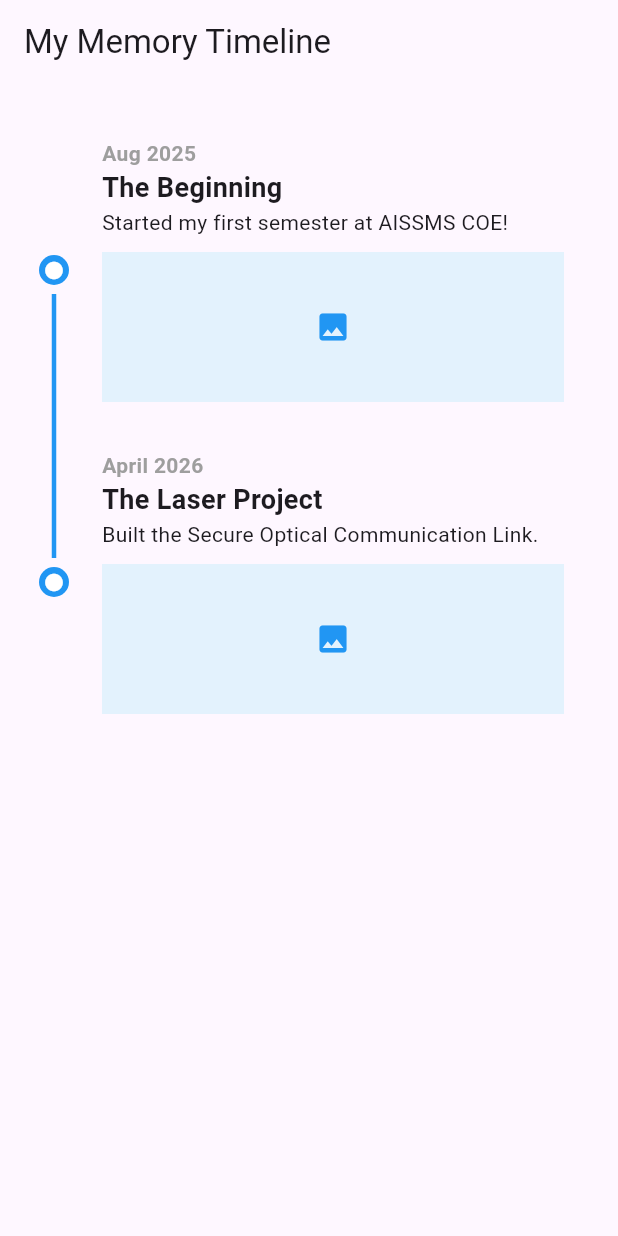
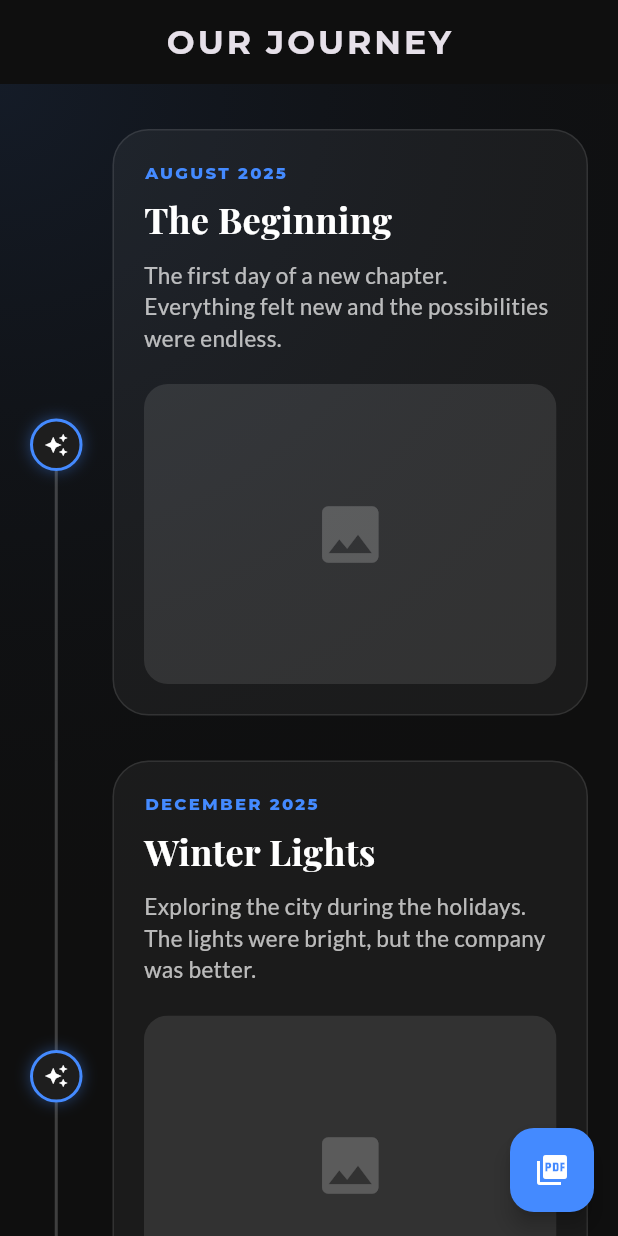
Before and after one commit to omsapate23/memorytimeline, a Flutter app: the screen it shows after launch, on a phone screen of 412 x 824 dp. Run offline on Flutter 3.47's test engine with Material 3 defaults, Android fonts, the phone set to English and light mode, and no system bars; drawn by our look-alikes of timeline_tile; our stand-ins replace google_fonts.

Commit message:
minor changes in main and pubspec

```diff
--- a/lib/main.dart
+++ b/lib/main.dart
@@ -1,35 +1,183 @@
 import 'package:flutter/material.dart';
 import 'package:timeline_tile/timeline_tile.dart';
+import 'package:google_fonts/google_fonts.dart';
 
-void main() => runApp(const MemoryApp());
+void main() {
+  runApp(const MemoryTimelineApp());
+}
 
-class MemoryApp extends StatelessWidget {
-  const MemoryApp({super.key});
+class MemoryTimelineApp extends StatelessWidget {
+  const MemoryTimelineApp({super.key});
 
   @override
   Widget build(BuildContext context) {
     return MaterialApp(
       debugShowCheckedModeBanner: false,
-      home: Scaffold(
-        appBar: AppBar(title: const Text("My Memory Timeline")),
-        body: ListView(
-          padding: const EdgeInsets.all(20),
+      title: 'Memory Timeline',
+      theme: ThemeData(
+        brightness: Brightness.dark,
+        primarySwatch: Colors.blue,
+        scaffoldBackgroundColor: const Color(0xFF0F0F0F), // Deep black
+      ),
+      home: const TimelinePage(),
+    );
+  }
+}
+
+class TimelinePage extends StatelessWidget {
+  const TimelinePage({super.key});
+
+  @override
+  Widget build(BuildContext context) {
+    return Scaffold(
+      appBar: AppBar(
+        title: Text(
+          "OUR JOURNEY",
+          style: GoogleFonts.montserrat(letterSpacing: 2, fontWeight: FontWeight.bold),
+        ),
+        centerTitle: true,
+        backgroundColor: Colors.transparent,
+        elevation: 0,
+      ),
+      body: Container(
+        decoration: BoxDecoration(
+          gradient: RadialGradient(
+            center: Alignment.topLeft,
+            radius: 1.5,
+            colors: [
+              Colors.blueAccent.withOpacity(0.1),
+              Colors.transparent,
+            ],
+          ),
+        ),
+        child: ListView(
+          padding: const EdgeInsets.symmetric(horizontal: 20, vertical: 30),
           children: [
-            // First Node
-            MemoryTile(
+            const PremiumMemoryTile(
               isFirst: true,
               isLast: false,
+              date: "AUGUST 2025",
               title: "The Beginning",
-              note: "Started my first semester at AISSMS COE!",
-              date: "Aug 2025",
+              note: "The first day of a new chapter. Everything felt new and the possibilities were endless.",
             ),
-            // Second Node
-            MemoryTile(
+            const PremiumMemoryTile(
+              isFirst: false,
+              isLast: false,
+              date: "DECEMBER 2025",
+              title: "Winter Lights",
+              note: "Exploring the city during the holidays. The lights were bright, but the company was better.",
+            ),
+            const PremiumMemoryTile(
               isFirst: false,
               isLast: true,
-              title: "The Laser Project",
-              note: "Built the Secure Optical Communication Link.",
-              date: "April 2026",
+              date: "APRIL 2026",
+              title: "Project Milestone",
+              note: "Finally finished the prototype. Hard work pays off when you see the final result.",
+            ),
+          ],
+        ),
+      ),
+      floatingActionButton: FloatingActionButton(
+        onPressed: () {
+          // This is where we will eventually trigger the PDF generation
+          ScaffoldMessenger.of(context).showSnackBar(
+            const SnackBar(content: Text("PDF Generation coming soon!")),
+          );
+        },
+        backgroundColor: Colors.blueAccent,
+        child: const Icon(Icons.picture_as_pdf, color: Colors.white),
+      ),
+    );
+  }
+}
+
+class PremiumMemoryTile extends StatelessWidget {
+  final bool isFirst;
+  final bool isLast;
+  final String date;
+  final String title;
+  final String note;
+
+  const PremiumMemoryTile({
+    super.key,
+    required this.isFirst,
+    required this.isLast,
+    required this.date,
+    required this.title,
+    required this.note,
+  });
+
+  @override
+  Widget build(BuildContext context) {
+    return TimelineTile(
+      isFirst: isFirst,
+      isLast: isLast,
+      beforeLineStyle: LineStyle(color: Colors.white.withOpacity(0.2), thickness: 2),
+      indicatorStyle: IndicatorStyle(
+        width: 35,
+        height: 35,
+        indicator: Container(
+          decoration: BoxDecoration(
+            color: const Color(0xFF1E1E1E),
+            shape: BoxShape.circle,
+            border: Border.all(color: Colors.blueAccent, width: 2),
+            boxShadow: [
+              BoxShadow(color: Colors.blueAccent.withOpacity(0.4), blurRadius: 8)
+            ],
+          ),
+          child: const Icon(Icons.auto_awesome, color: Colors.white, size: 16),
+        ),
+      ),
+      endChild: Container(
+        margin: const EdgeInsets.only(left: 20, bottom: 30),
+        padding: const EdgeInsets.all(20),
+        decoration: BoxDecoration(
+          color: Colors.white.withOpacity(0.05),
+          borderRadius: BorderRadius.circular(24),
+          border: Border.all(color: Colors.white.withOpacity(0.1)),
+        ),
+        child: Column(
+          crossAxisAlignment: CrossAxisAlignment.start,
+          children: [
+            Text(
+              date,
+              style: GoogleFonts.montserrat(
+                color: Colors.blueAccent,
+                fontWeight: FontWeight.w800,
+                fontSize: 11,
+                letterSpacing: 1.5,
+              ),
+            ),
+            const SizedBox(height: 6),
+            Text(
+              title,
+              style: GoogleFonts.playfairDisplay(
+                color: Colors.white,
+                fontSize: 24,
+                fontWeight: FontWeight.bold,
+              ),
+            ),
+            const SizedBox(height: 10),
+            Text(
+              note,
+              style: GoogleFonts.lato(
+                color: Colors.white.withOpacity(0.7),
+                fontSize: 15,
+                height: 1.4,
+              ),
+            ),
+            const SizedBox(height: 20),
+            // Mock Image Placeholder
+            ClipRRect(
+              borderRadius: BorderRadius.circular(16),
+              child: Container(
+                height: 200,
+                width: double.infinity,
+                color: Colors.white.withOpacity(0.1),
+                child: Center(
+                  child: Icon(Icons.image, color: Colors.white.withOpacity(0.2), size: 50),
+                ),
+              ),
             ),
           ],
         ),
@@ -37,54 +185,3 @@ class MemoryApp extends StatelessWidget {
     );
   }
 }
-
-class MemoryTile extends StatelessWidget {
-  final bool isFirst;
-  final bool isLast;
-  final String title;
-  final String note;
-  final String date;
-
-  const MemoryTile({
-    super.key,
-    required this.isFirst,
-    required this.isLast,
-    required this.title,
-    required this.note,
-    required this.date,
-  });
-
-  @override
-  Widget build(BuildContext context) {
-    return TimelineTile(
-      isFirst: isFirst,
-      isLast: isLast,
-      beforeLineStyle: const LineStyle(color: Colors.blue, thickness: 3),
-      indicatorStyle: IndicatorStyle(
-        width: 20,
-        color: Colors.blue,
-        padding: const EdgeInsets.all(6),
-        iconStyle: IconStyle(color: Colors.white, iconData: Icons.circle),
-      ),
-      endChild: Container(
-        padding: const EdgeInsets.all(16),
-        child: Column(
-          crossAxisAlignment: CrossAxisAlignment.start,
-          children: [
-            Text(date, style: const TextStyle(fontWeight: FontWeight.bold, color: Colors.grey)),
-            Text(title, style: const TextStyle(fontSize: 18, fontWeight: FontWeight.bold)),
-            Text(note),
-            const SizedBox(height: 10),
-            // Placeholder for an image
-            Container(
-              height: 100,
-              width: double.infinity,
-              color: Colors.blue.shade50,
-              child: const Icon(Icons.image, color: Colors.blue),
-            ),
-          ],
-        ),
-      ),
-    );
-  }
-}
--- a/pubspec.yaml
+++ b/pubspec.yaml
@@ -39,6 +39,7 @@ dependencies:
   # UI Components
   timeline_tile: ^2.0.0
   qr_flutter: ^4.1.0
+  google_fonts: ^6.2.1
 
   # PDF & Printing Logic
   pdf: ^3.10.10
```
Also changed, not shown: pubspec.lock.
